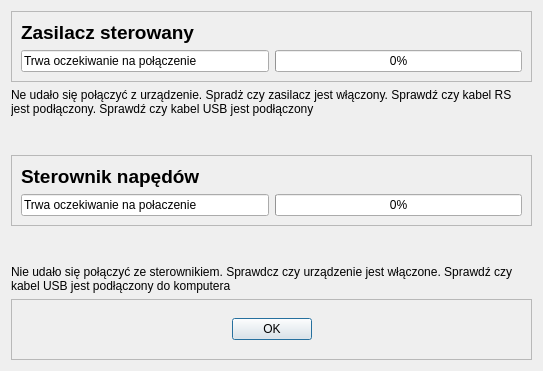
wiacekmarcin/CzujkiLiniowe, file CzujkiLinioweApp/oczekiwanienaurzadzenia.ui: the form before one commit.
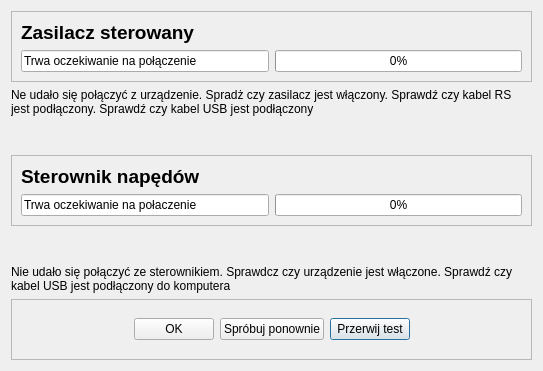
The form after the commit.

What changed in the file:
```diff
--- a/CzujkiLinioweApp/oczekiwanienaurzadzenia.ui
+++ b/CzujkiLinioweApp/oczekiwanienaurzadzenia.ui
@@ -161,14 +161,28 @@
         </property>
        </spacer>
       </item>
+      <item row="4" column="5">
+       <widget class="QPushButton" name="pushButton_3">
+        <property name="text">
+         <string>Przerwij test</string>
+        </property>
+       </widget>
+      </item>
+      <item row="4" column="3">
+       <widget class="QPushButton" name="pushButton_2">
+        <property name="text">
+         <string>Spróbuj ponownie</string>
+        </property>
+       </widget>
+      </item>
       <item row="4" column="2">
-       <spacer name="horizontalSpacer_2">
+       <spacer name="horizontalSpacer_3">
         <property name="orientation">
          <enum>Qt::Horizontal</enum>
         </property>
         <property name="sizeHint" stdset="0">
          <size>
-          <width>203</width>
+          <width>40</width>
           <height>20</height>
          </size>
         </property>
@@ -181,6 +195,32 @@
         </property>
        </widget>
       </item>
+      <item row="4" column="6">
+       <spacer name="horizontalSpacer_2">
+        <property name="orientation">
+         <enum>Qt::Horizontal</enum>
+        </property>
+        <property name="sizeHint" stdset="0">
+         <size>
+          <width>203</width>
+          <height>20</height>
+         </size>
+        </property>
+       </spacer>
+      </item>
+      <item row="4" column="4">
+       <spacer name="horizontalSpacer_4">
+        <property name="orientation">
+         <enum>Qt::Horizontal</enum>
+        </property>
+        <property name="sizeHint" stdset="0">
+         <size>
+          <width>40</width>
+          <height>20</height>
+         </size>
+        </property>
+       </spacer>
+      </item>
      </layout>
     </widget>
    </item>
```
